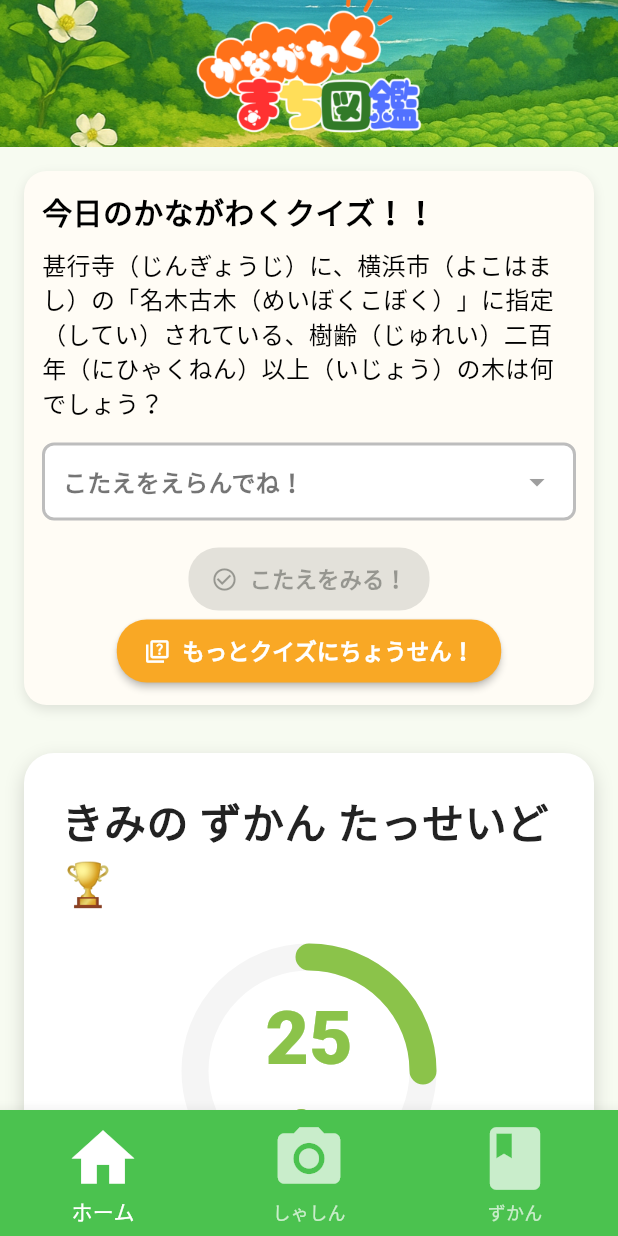
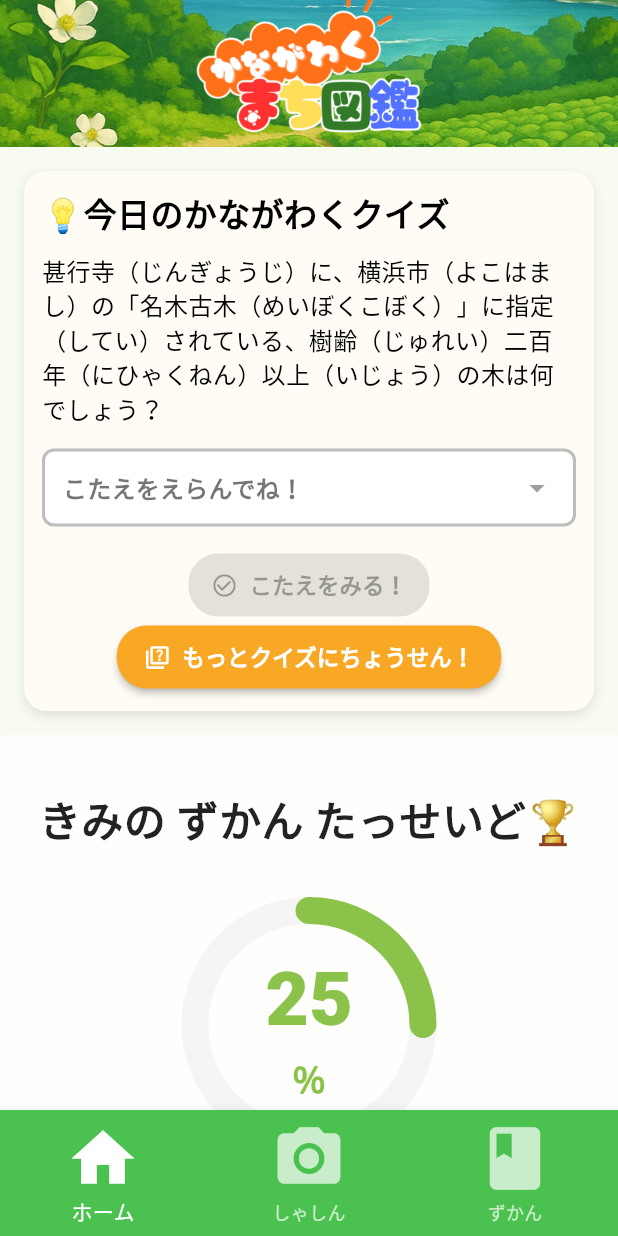
Before and after one commit to renrenbatabata/kanagawa-machizukan, a Flutter app: the HomePage screen opened by its route, on a phone screen of 412 x 824 dp. Run offline on Flutter 3.47's test engine with Material 3 defaults, Android fonts, the phone set to English and light mode, and no system bars; drawn by our look-alikes of percent_indicator; our stand-ins replace camera, geolocator, google_fonts.

```diff
--- a/frontend/lib/screens/home_page/daily_quiz_card.dart
+++ b/frontend/lib/screens/home_page/daily_quiz_card.dart
@@ -64,9 +64,9 @@ class _DailyQuizCardState extends State<DailyQuizCard> {
         crossAxisAlignment: CrossAxisAlignment.start,
         children: [
           const Text(
-            '今日のかながわくクイズ！！',
+            '💡今日のかながわくクイズ',
             style: TextStyle(
-              fontSize: 20, // タイトルフォントをさらに小さく
+              fontSize: 22, // タイトルフォント
               fontWeight: FontWeight.bold,
               color: Color.fromARGB(255, 0, 0, 0),
             ),
--- a/frontend/lib/screens/home_page/kanagawa_love_area.dart
+++ b/frontend/lib/screens/home_page/kanagawa_love_area.dart
@@ -59,17 +59,24 @@ class KanagawaLoveArea extends StatelessWidget {
 
   @override
   Widget build(BuildContext context) {
-    return Padding(
+    return Container(
+      decoration: BoxDecoration(
+        borderRadius: BorderRadius.circular(2), // 角をさらに丸く
+        color: const Color.fromARGB(255, 254, 255, 253),
+      ),
+      child: Padding(
         padding: const EdgeInsets.all(16.0),
         child: Column(
           children: [
+            const SizedBox(height: 20),
             // 総合ラブ度タイル（全体の進捗を表示）
             _buildOverallLoveTile(context),
             const SizedBox(height: 20), // 間隔を広げて見やすく
             // カテゴリ別ラブ度タイル（各カテゴリの進捗を表示）
             GridView.count(
               shrinkWrap: true, // GridViewのサイズを子ウィジェットに合わせて縮小
-            physics: const NeverScrollableScrollPhysics(), // GridViewのスクロールを無効化
+              physics:
+                  const NeverScrollableScrollPhysics(), // GridViewのスクロールを無効化
               crossAxisCount: 2, // 2列で表示
               crossAxisSpacing: 16, // 列間のスペース
               mainAxisSpacing: 16, // 行間のスペース
@@ -81,31 +88,13 @@ class KanagawaLoveArea extends StatelessWidget {
             ),
           ],
         ),
+      ),
     );
   }
 
   /// 総合ラブ度タイルを構築するウィジェット
   Widget _buildOverallLoveTile(BuildContext context) {
-    return Container(
-      decoration: BoxDecoration(
-        borderRadius: BorderRadius.circular(20), // 角をさらに丸く
-        color: Colors.white, // 背景色
-        boxShadow: [
-          // 影
-          BoxShadow(
-            color: const Color.fromARGB(
-              255,
-              26,
-              25,
-              25,
-            ).withOpacity(0.18), // 影の色と透明度を調整
-            blurRadius: 10, // 影のぼかし具合
-            offset: const Offset(0, 5), // 影のオフセット
-          ),
-        ],
-      ),
-      padding: const EdgeInsets.all(25), // 内側のパディングを増やす
-      child: Column(
+    return Column(
       children: [
         Text(
           'きみの ずかん たっせいど🏆',
@@ -115,7 +104,7 @@ class KanagawaLoveArea extends StatelessWidget {
             color: Colors.black87,
           ),
         ),
-          const SizedBox(height: 20), // 間隔を広げて見やすく
+        const SizedBox(height: 30), // 間隔を広げて見やすく
         CircularPercentIndicator(
           radius: 85.0, // 円の半径を調整
           lineWidth: 18.0, // 線幅をさらに太く
@@ -132,9 +121,9 @@ class KanagawaLoveArea extends StatelessWidget {
                 ),
               ),
               const Text(
-                  '%', // 単位
+                '％', // 単位
                 style: TextStyle(
-                    fontSize: 30, // 単位の文字サイズ
+                  fontSize: 23, // 単位の文字サイズ
                   fontWeight: FontWeight.w900, // さらに太く
                   color: AppColors.mainGreen,
                 ),
@@ -159,17 +148,8 @@ class KanagawaLoveArea extends StatelessWidget {
               ),
             ),
           ),
-            widgetIndicator:
-                overallProgress < 1.0
-                    ? const Icon(
-                      Icons.arrow_forward_ios,
-                      size: 20,
-                      color: Colors.white,
-                    )
-                    : null, // 矢印インジケーター
         ),
       ],
-      ),
     );
   }
 
```
Lines whose indentation alone changed are shown as unchanged.
